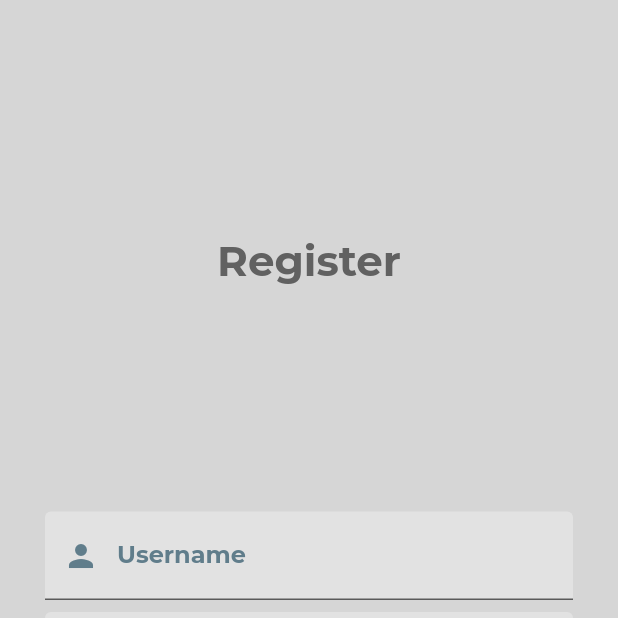
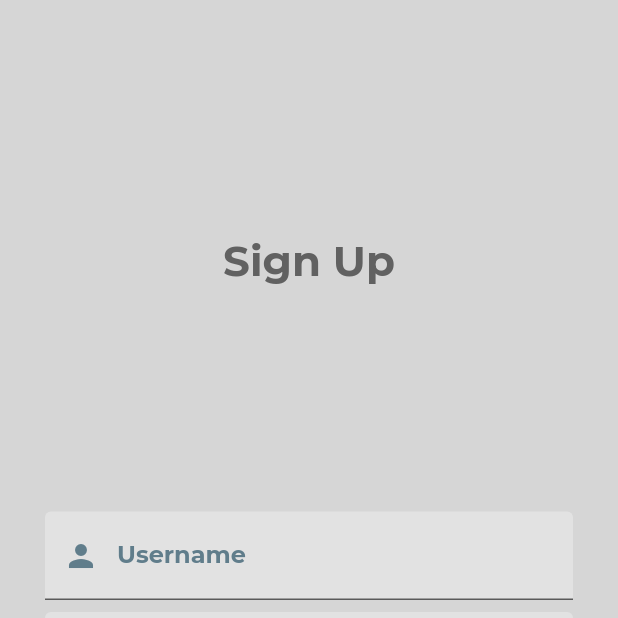
Before and after one commit to im3rck/medicine_reminder, a Flutter app: the SignUp screen opened directly, on a phone screen of 412 x 824 dp, the top half of it. Run offline on Flutter 3.47's test engine with Material 2 defaults, Android fonts, the phone set to English and light mode, and no system bars; our stand-ins replace cloud_firestore, firebase_auth, firebase_core, google_fonts, image_picker, syncfusion_flutter_datepicker; accounts and stored records are empty.

Commit message:
Register to SignUp

```diff
--- a/lib/Authentication/SignUp.dart
+++ b/lib/Authentication/SignUp.dart
@@ -36,7 +36,7 @@ class _SignUpState extends State<SignUp>{
             mainAxisAlignment: MainAxisAlignment.center,
             children: [
               SizedBox(height: 10,),
-              Text("Register", style: myStyle(28,Colors.grey[700],FontWeight.w700),
+              Text("Sign Up", style: myStyle(28,Colors.grey[700],FontWeight.w700),
               ),
               SizedBox(height: 150,),
               Container(
```
